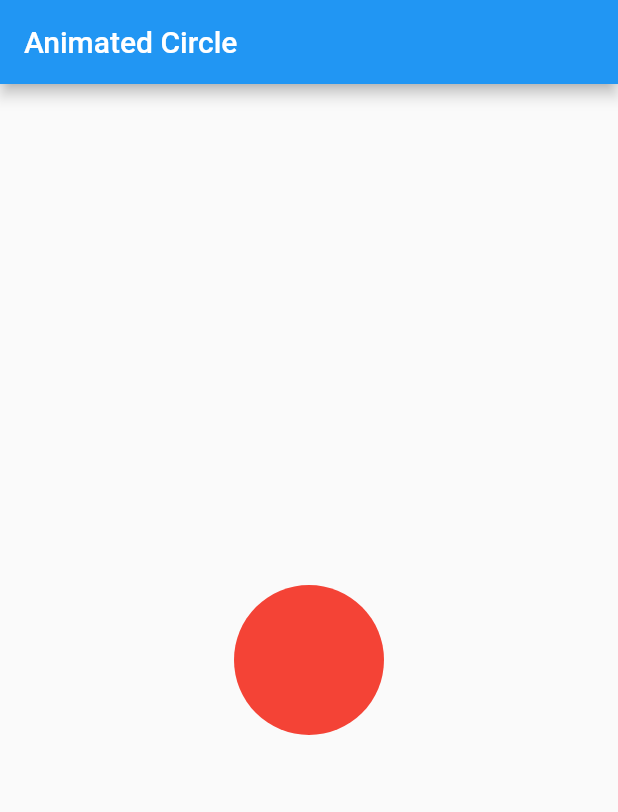
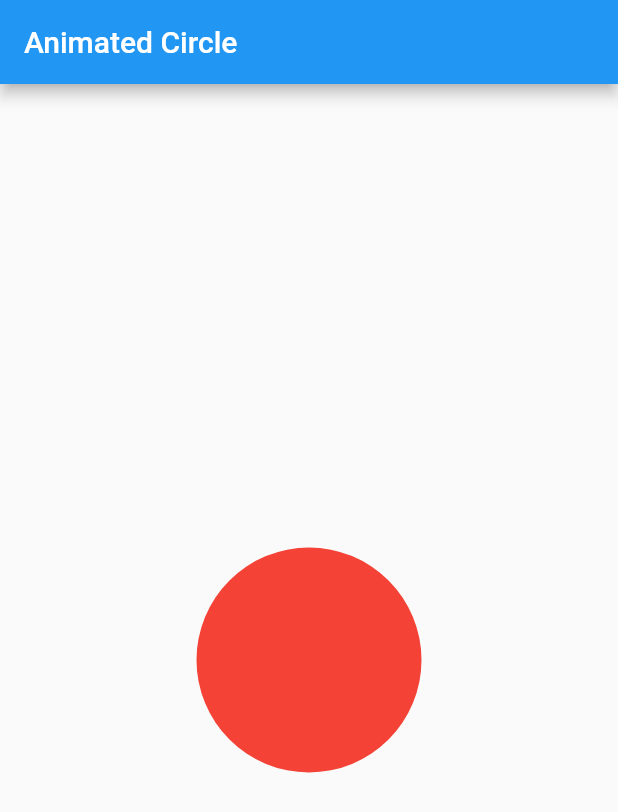
Before and after one commit to EhsanTgv/AnimationFlutterTest, a Flutter app: the screen it shows after launch, on a phone screen of 412 x 824 dp. Shown: the top 812 px of the screen. Run offline on Flutter 3.47's test engine with Material 2 defaults, Android fonts, the light colour scheme and no system bars.

Commit message:
Implement Animating Circle size

```diff
--- a/lib/animated_circle_page.dart
+++ b/lib/animated_circle_page.dart
@@ -5,24 +5,57 @@ class AnimatedCirclePage extends StatefulWidget {
   _AnimatedCirclePageState createState() => _AnimatedCirclePageState();
 }
 
-class _AnimatedCirclePageState extends State<AnimatedCirclePage> {
+class _AnimatedCirclePageState extends State<AnimatedCirclePage>
+    with SingleTickerProviderStateMixin {
+  AnimationController animationController;
+  Animation animation;
+
+  @override
+  void initState() {
+    super.initState();
+    animationController = AnimationController(
+      duration: Duration(
+        seconds: 1,
+      ),
+      vsync: this,
+    );
+    animation = Tween(begin: 1.0, end: 2.0).animate(animationController);
+
+    animationController.addStatusListener(animationStatusListener);
+    animationController.forward();
+  }
+
+  void animationStatusListener(AnimationStatus status) {
+    if (status == AnimationStatus.completed) {
+      animationController.reverse();
+    } else if (status == AnimationStatus.dismissed) {
+      animationController.forward();
+    }
+  }
+
   @override
   Widget build(BuildContext context) {
     return Scaffold(
       appBar: AppBar(
         title: Text("Animated Circle"),
       ),
-      body: Center(
+      body: AnimatedBuilder(
+        animation: animation,
+        builder: (BuildContext context, Widget child) {
+          final size = 100 * (animation.value);
+          return Center(
             child: Container(
-          width: 100,
-          height: 100,
+              width: size,
+              height: size,
               decoration: BoxDecoration(
                 borderRadius: BorderRadius.all(
-              Radius.circular(50),
+                  Radius.circular(size / 2),
                 ),
                 color: Colors.red,
               ),
             ),
+          );
+        },
       ),
     );
   }
```
Lines whose indentation alone changed are shown as unchanged.
